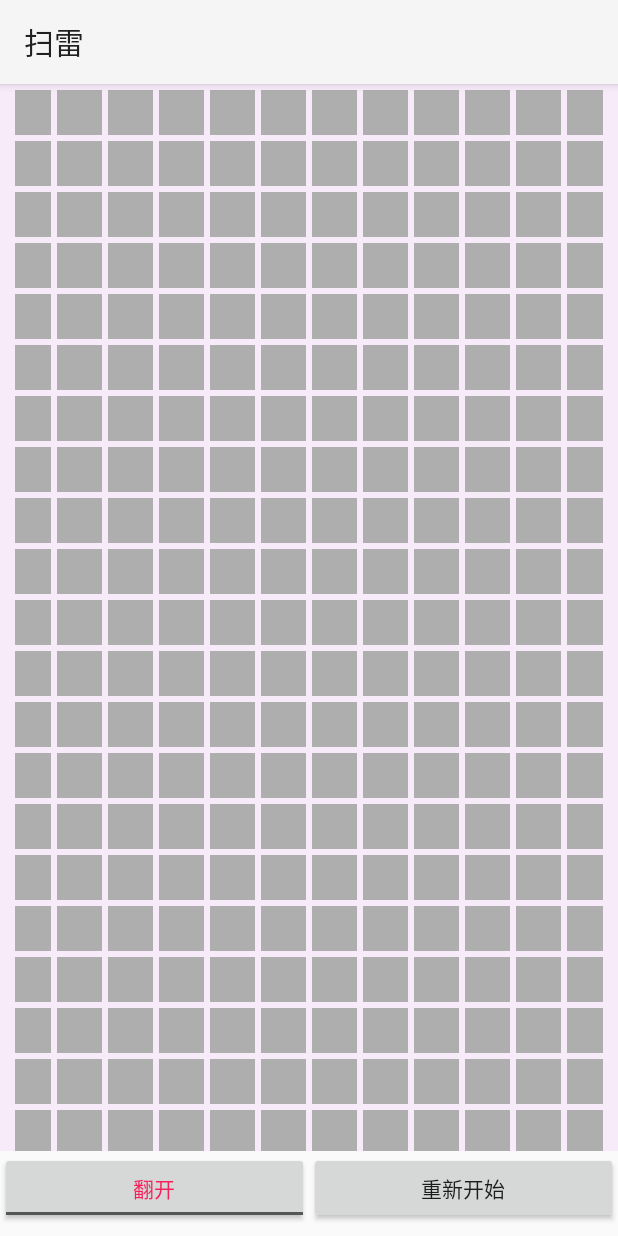
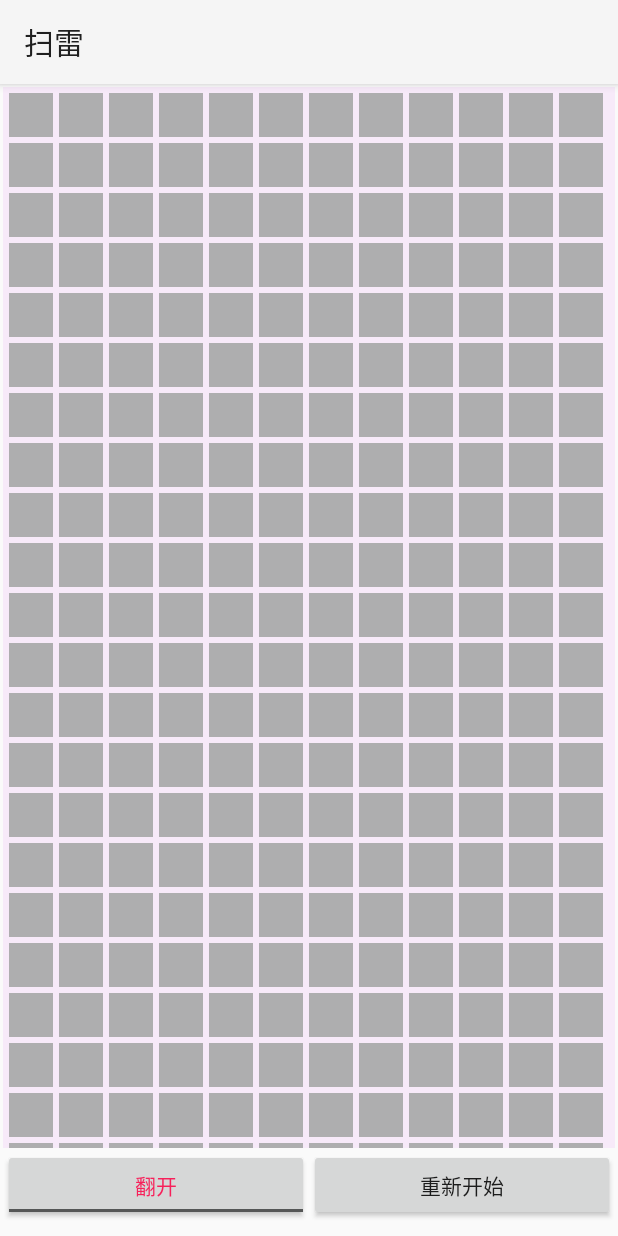
Before and after one commit to axcd/lei, an Android app: the screen it shows after launch (MainActivity), on a phone screen of 412 x 824 dp. Run offline under Robolectric (Android 15) with nearby library versions, the phone set to English and light mode, and no system bars.

Commit message:
初始化

```diff
--- a/app/src/main/res/layout/main.xml
+++ b/app/src/main/res/layout/main.xml
@@ -3,7 +3,8 @@
 	xmlns:android="http://schemas.android.com/apk/res/android"
 	android:layout_width="wrap_content"
 	android:layout_height="wrap_content"
-	android:gravity="center">
+	android:gravity="center"
+	android:layout_margin="2dp">
 
 	<ScrollView
 		android:layout_width="match_parent"
@@ -18,9 +19,7 @@
 			android:id="@+id/MyViewGroup"
 			mao:column="12"
 			mao:margin="6"
-			mao:row="28"
-			android:paddingLeft="10dp"
-			android:paddingRight="10dp"/>
+			mao:row="28"/>
 
 	</ScrollView>
 
```
Also changed, not shown: 3 other files.
